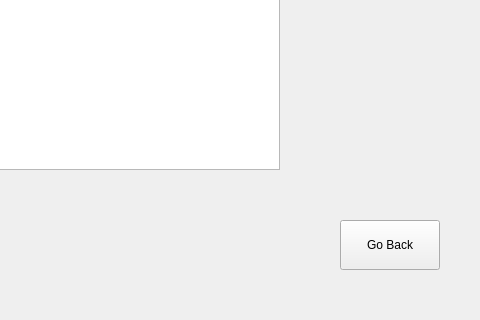
The window that ui/depositaccount.ui (U-Keun/Qt_Account_Project) describes before a commit, drawn with Qt 5; both pictures show x 320 to 800 and y 280 to 600 of the 800 by 600 pixel window.
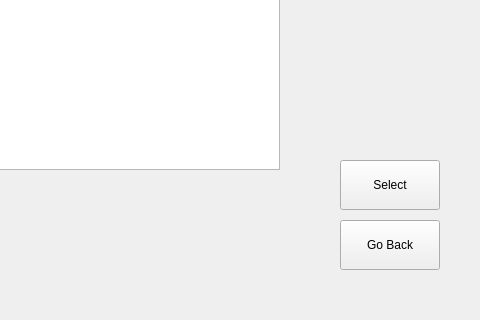
The same window after the commit.

Patch:
```diff
--- a/ui/depositaccount.ui
+++ b/ui/depositaccount.ui
@@ -82,6 +82,19 @@
     <string>Please choose your account to deposit!(double click to choose)</string>
    </property>
   </widget>
+  <widget class="QPushButton" name="selectButton">
+   <property name="geometry">
+    <rect>
+     <x>660</x>
+     <y>440</y>
+     <width>100</width>
+     <height>50</height>
+    </rect>
+   </property>
+   <property name="text">
+    <string>Select</string>
+   </property>
+  </widget>
  </widget>
  <resources/>
  <connections/>
```
